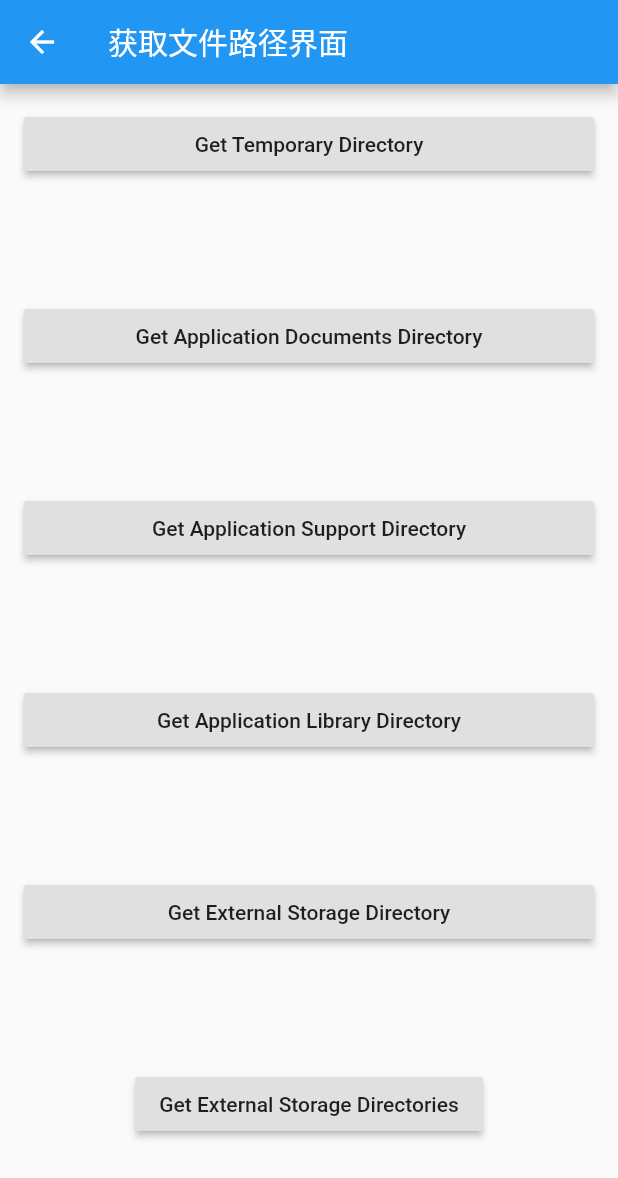
After one commit to yxwandroid/flutter_plugin_record, a Flutter app: the PathProviderScreen screen opened by its route, on a phone screen of 412 x 824 dp. The commit adds this screen. Shown: the top 1178 px of the screen. Run offline on Flutter 3.47's test engine with Material 2 defaults, Android fonts, the light colour scheme and no system bars; missing offline and left inert: flustars.

```diff
--- /dev/null
+++ b/example/lib/path_provider_screen.dart
@@ -0,0 +1,190 @@
+import 'dart:io';
+
+import 'package:flutter/material.dart';
+import 'package:path_provider/path_provider.dart';
+
+class PathProviderScreen extends StatefulWidget {
+  PathProviderScreen({Key key, this.title}) : super(key: key);
+  final String title;
+
+  @override
+  _PathProviderScreenState createState() => _PathProviderScreenState();
+}
+
+class _PathProviderScreenState extends State<PathProviderScreen> {
+  Future<Directory> _tempDirectory;
+  Future<Directory> _appSupportDirectory;
+  Future<Directory> _appLibraryDirectory;
+  Future<Directory> _appDocumentsDirectory;
+  Future<Directory> _externalDocumentsDirectory;
+  Future<List<Directory>> _externalStorageDirectories;
+  Future<List<Directory>> _externalCacheDirectories;
+
+  void _requestTempDirectory() {
+    setState(() {
+      _tempDirectory = getTemporaryDirectory();
+    });
+  }
+
+  Widget _buildDirectory(
+      BuildContext context, AsyncSnapshot<Directory> snapshot) {
+    Text text = const Text('');
+    if (snapshot.connectionState == ConnectionState.done) {
+      if (snapshot.hasError) {
+        text = Text('Error: ${snapshot.error}');
+      } else if (snapshot.hasData) {
+        text = Text('path: ${snapshot.data.path}');
+      } else {
+        text = const Text('path unavailable');
+      }
+    }
+    return Padding(padding: const EdgeInsets.all(16.0), child: text);
+  }
+
+  Widget _buildDirectories(
+      BuildContext context, AsyncSnapshot<List<Directory>> snapshot) {
+    Text text = const Text('');
+    if (snapshot.connectionState == ConnectionState.done) {
+      if (snapshot.hasError) {
+        text = Text('Error: ${snapshot.error}');
+      } else if (snapshot.hasData) {
+        final String combined =
+        snapshot.data.map((Directory d) => d.path).join(', ');
+        text = Text('paths: $combined');
+      } else {
+        text = const Text('path unavailable');
+      }
+    }
+    return Padding(padding: const EdgeInsets.all(16.0), child: text);
+  }
+
+  void _requestAppDocumentsDirectory() {
+    setState(() {
+      _appDocumentsDirectory = getApplicationDocumentsDirectory();
+    });
+  }
+
+  void _requestAppSupportDirectory() {
+    setState(() {
+      _appSupportDirectory = getApplicationSupportDirectory();
+    });
+  }
+
+  void _requestAppLibraryDirectory() {
+    setState(() {
+      _appLibraryDirectory = getLibraryDirectory();
+    });
+  }
+
+  void _requestExternalStorageDirectory() {
+    setState(() {
+      _externalDocumentsDirectory = getExternalStorageDirectory();
+    });
+  }
+
+  void _requestExternalStorageDirectories(StorageDirectory type) {
+    setState(() {
+      _externalStorageDirectories = getExternalStorageDirectories(type: type);
+    });
+  }
+
+  void _requestExternalCacheDirectories() {
+    setState(() {
+      _externalCacheDirectories = getExternalCacheDirectories();
+    });
+  }
+
+  @override
+  Widget build(BuildContext context) {
+    return Scaffold(
+      appBar: AppBar(
+        title: Text("获取文件路径界面"),
+      ),
+      body: Center(
+        child: ListView(
+          children: <Widget>[
+            Padding(
+              padding: const EdgeInsets.all(16.0),
+              child: RaisedButton(
+                child: const Text('Get Temporary Directory'),
+                onPressed: _requestTempDirectory,
+              ),
+            ),
+            FutureBuilder<Directory>(
+                future: _tempDirectory, builder: _buildDirectory),
+            Padding(
+              padding: const EdgeInsets.all(16.0),
+              child: RaisedButton(
+                child: const Text('Get Application Documents Directory'),
+                onPressed: _requestAppDocumentsDirectory,
+              ),
+            ),
+            FutureBuilder<Directory>(
+                future: _appDocumentsDirectory, builder: _buildDirectory),
+            Padding(
+              padding: const EdgeInsets.all(16.0),
+              child: RaisedButton(
+                child: const Text('Get Application Support Directory'),
+                onPressed: _requestAppSupportDirectory,
+              ),
+            ),
+            FutureBuilder<Directory>(
+                future: _appSupportDirectory, builder: _buildDirectory),
+            Padding(
+              padding: const EdgeInsets.all(16.0),
+              child: RaisedButton(
+                child: const Text('Get Application Library Directory'),
+                onPressed: _requestAppLibraryDirectory,
+              ),
+            ),
+            FutureBuilder<Directory>(
+                future: _appLibraryDirectory, builder: _buildDirectory),
+            Padding(
+              padding: const EdgeInsets.all(16.0),
+              child: RaisedButton(
+                child: Text(
+                    '${Platform.isIOS ? "External directories are unavailable " "on iOS" : "Get External Storage Directory"}'),
+                onPressed:
+                Platform.isIOS ? null : _requestExternalStorageDirectory,
+              ),
+            ),
+            FutureBuilder<Directory>(
+                future: _externalDocumentsDirectory, builder: _buildDirectory),
+            Column(children: <Widget>[
+              Padding(
+                padding: const EdgeInsets.all(16.0),
+                child: RaisedButton(
+                  child: Text(
+                      '${Platform.isIOS ? "External directories are unavailable " "on iOS" : "Get External Storage Directories"}'),
+                  onPressed: Platform.isIOS
+                      ? null
+                      : () {
+                    _requestExternalStorageDirectories(
+                      StorageDirectory.music,
+                    );
+                  },
+                ),
+              ),
+            ]),
+            FutureBuilder<List<Directory>>(
+                future: _externalStorageDirectories,
+                builder: _buildDirectories),
+            Column(children: <Widget>[
+              Padding(
+                padding: const EdgeInsets.all(16.0),
+                child: RaisedButton(
+                  child: Text(
+                      '${Platform.isIOS ? "External directories are unavailable " "on iOS" : "Get External Cache Directories"}'),
+                  onPressed:
+                  Platform.isIOS ? null : _requestExternalCacheDirectories,
+                ),
+              ),
+            ]),
+            FutureBuilder<List<Directory>>(
+                future: _externalCacheDirectories, builder: _buildDirectories),
+          ],
+        ),
+      ),
+    );
+  }
+}
```
Also changed, not shown: example/lib/main.dart (+7 -0 lines), example/lib/second_screen.dart (+17 -0 lines), example/lib/generated/i18n.dart (added), 2 other files.
